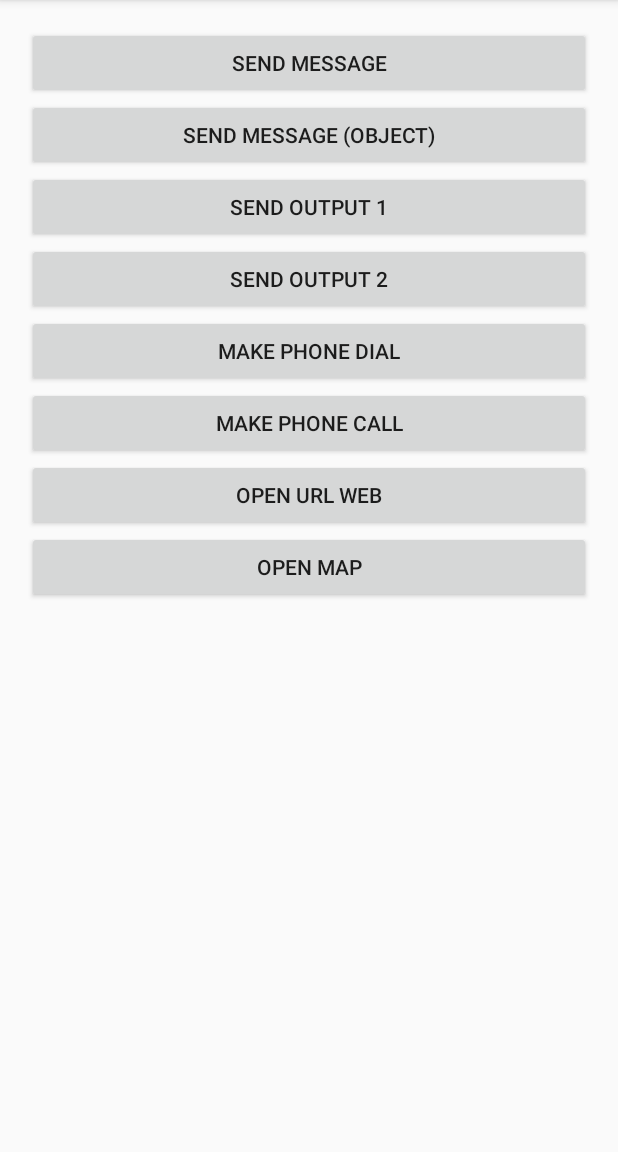
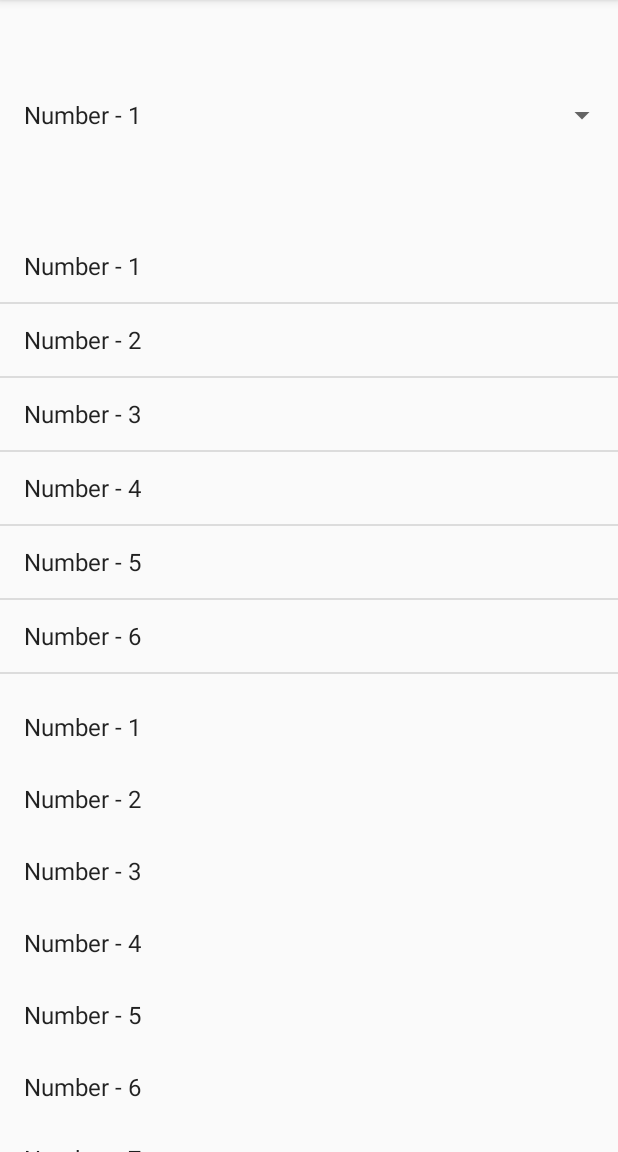
Before and after one commit to sergitrujillo/ItProjectAndroidExecises, an Android app: the screen it shows after launch (MainIntentsActivity before the commit, AdaptersActivity after it), on a phone screen of 412 x 824 dp, the part 84-1236 px from its top. Run offline under Robolectric (Android 15) with nearby library versions, the phone set to English and light mode, and no system bars.

Commit message:
Exercice 8 - Adapters

```diff
--- a/app/src/main/AndroidManifest.xml
+++ b/app/src/main/AndroidManifest.xml
@@ -3,6 +3,7 @@
     package="cat.udl.itproject.itsampleapp">
 
     <uses-permission android:name="android.permission.CALL_PHONE" />
+
     <application
         android:allowBackup="true"
         android:icon="@mipmap/ic_launcher"
@@ -10,12 +11,13 @@
         android:roundIcon="@mipmap/ic_launcher_round"
         android:supportsRtl="true"
         android:theme="@style/AppTheme">
-        <activity android:name=".GetNumberActivity"></activity>
+        <activity android:name=".MainIntentsActivity"></activity>
+        <activity android:name=".GetNumberActivity" />
         <activity android:name=".MessageActivity" />
         <activity android:name=".MessageObjActivity" />
         <activity android:name=".SendMessageActivity" />
         <activity android:name=".SendMessageObjActivity" />
-        <activity android:name=".MainIntentsActivity">
+        <activity android:name=".AdaptersActivity">
             <intent-filter>
                 <action android:name="android.intent.action.MAIN" />
 
--- /dev/null
+++ b/app/src/main/java/cat/udl/itproject/itsampleapp/AdaptersActivity.java
@@ -0,0 +1,79 @@
+package cat.udl.itproject.itsampleapp;
+
+import androidx.appcompat.app.AppCompatActivity;
+
+import android.os.Bundle;
+import android.view.View;
+import android.widget.AdapterView;
+import android.widget.ArrayAdapter;
+import android.widget.GridView;
+import android.widget.ListView;
+import android.widget.Spinner;
+import android.widget.TextView;
+import android.widget.Toast;
+
+import java.util.ArrayList;
+import java.util.Arrays;
+
+public class AdaptersActivity extends AppCompatActivity {
+
+    @Override
+    protected void onCreate(Bundle savedInstanceState) {
+        super.onCreate(savedInstanceState);
+        setContentView(R.layout.activity_adapters);
+
+        ArrayList<String> numbers = new ArrayList<>(Arrays.asList(getResources().getStringArray(R.array.arrayNumber)));
+        ArrayAdapter<String> numbersAdapter = new ArrayAdapter<>(this, android.R.layout.simple_list_item_1,numbers);
+
+
+        manageSpinner(numbersAdapter);
+        manageListView(numbersAdapter);
+        manageGridView(numbersAdapter);
+
+    }
+
+    private void manageGridView(ArrayAdapter<String> numbersAdapter) {
+        GridView gridView = findViewById(R.id.numbersGrid);
+        gridView.setAdapter(numbersAdapter);
+        gridView.setOnItemClickListener(new AdapterView.OnItemClickListener() {
+            @Override
+            public void onItemClick(AdapterView<?> parent, View view, int position, long id) {
+                showSelected((TextView) view);
+            }
+        });
+    }
+
+    private void manageListView(ArrayAdapter<String> numbersAdapter) {
+        ListView listView = findViewById(R.id.numbersList);
+        listView.setAdapter(numbersAdapter);
+        listView.setOnItemClickListener(new AdapterView.OnItemClickListener() {
+            @Override
+            public void onItemClick(AdapterView<?> parent, View view, int position, long id) {
+                showSelected((TextView) view);
+
+            }
+        });
+    }
+
+    private void manageSpinner(ArrayAdapter<String> numbersAdapter) {
+        Spinner spinner = findViewById(R.id.numbersSpinner);
+        numbersAdapter.setDropDownViewResource(android.R.layout.simple_spinner_dropdown_item);
+        spinner.setAdapter(numbersAdapter);
+
+        spinner.setOnItemSelectedListener(new AdapterView.OnItemSelectedListener() {
+            @Override
+            public void onItemSelected(AdapterView<?> parent, View view, int position, long id) {
+                showSelected((TextView) view);
+            }
+
+            @Override
+            public void onNothingSelected(AdapterView<?> parent) {
+            }
+        });
+    }
+
+
+    private void showSelected(TextView view) {
+        Toast.makeText(getApplicationContext(), view.getText().toString(), Toast.LENGTH_SHORT).show();
+    }
+}
--- /dev/null
+++ b/app/src/main/res/layout/activity_adapters.xml
@@ -0,0 +1,29 @@
+<?xml version="1.0" encoding="utf-8"?>
+<LinearLayout xmlns:android="http://schemas.android.com/apk/res/android"
+    xmlns:app="http://schemas.android.com/apk/res-auto"
+    xmlns:tools="http://schemas.android.com/tools"
+    android:layout_width="match_parent"
+    android:layout_height="match_parent"
+    android:orientation="vertical"
+    tools:context=".AdaptersActivity">
+
+    <Spinner
+        android:id="@+id/numbersSpinner"
+        android:layout_width="match_parent"
+        android:layout_height="0dp"
+        android:layout_weight="1"
+        />
+    <ListView
+        android:id="@+id/numbersList"
+        android:layout_width="match_parent"
+        android:layout_height="0dp"
+        android:layout_weight="2"
+        />
+    <GridView
+        android:id="@+id/numbersGrid"
+        android:layout_width="match_parent"
+        android:layout_height="0dp"
+        android:layout_weight="2"
+        />
+
+</LinearLayout>
--- a/app/src/main/res/values/strings.xml
+++ b/app/src/main/res/values/strings.xml
@@ -32,4 +32,16 @@
     <string name="openUrlWeb">OPEN URL WEB</string>
     <string name="androidWeb">http://developer.android.com</string>
     <string name="openMap">OPEN MAP</string>
+    <string-array name="arrayNumber">
+        <item>Number - 1</item>
+        <item>Number - 2</item>
+        <item>Number - 3</item>
+        <item>Number - 4</item>
+        <item>Number - 5</item>
+        <item>Number - 6</item>
+        <item>Number - 7</item>
+        <item>Number - 8</item>
+        <item>Number - 9</item>
+        <item>Number - 10</item>
+    </string-array>
 </resources>
```
